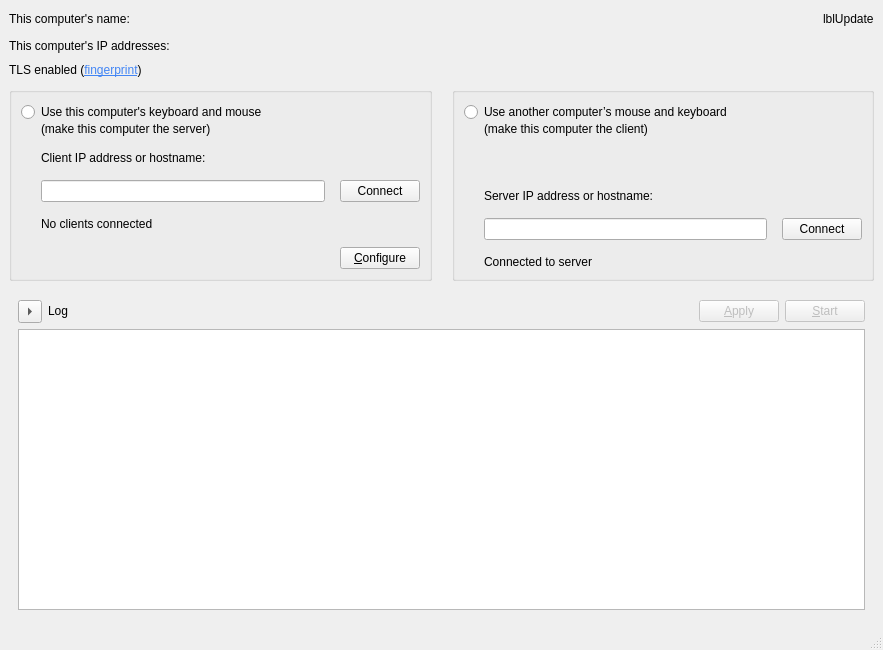
The window that src/apps/deskflow-gui/MainWindow.ui (deskflow/deskflow) describes before a commit, drawn with Qt 5.
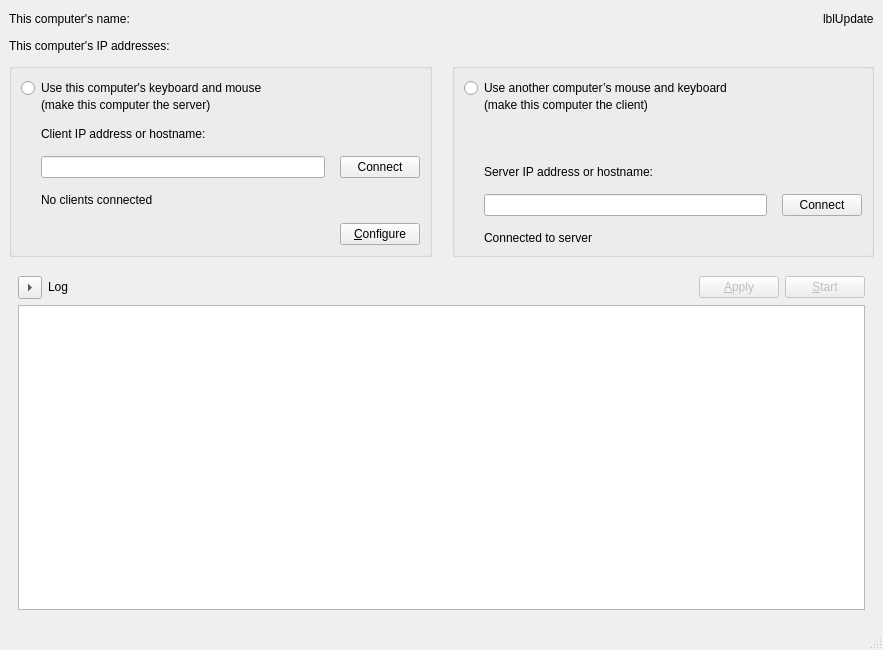
The same window after the commit. Custom widgets are drawn as their Qt base class.

Commit message: refactor: move Tls Label to status bar

The edit to the form file:
```diff
--- a/src/apps/deskflow-gui/MainWindow.ui
+++ b/src/apps/deskflow-gui/MainWindow.ui
@@ -89,22 +89,6 @@
       </property>
      </widget>
     </item>
-    <item>
-     <widget class="QLabel" name="lblMyFingerprint">
-      <property name="sizePolicy">
-       <sizepolicy hsizetype="Preferred" vsizetype="Fixed">
-        <horstretch>0</horstretch>
-        <verstretch>0</verstretch>
-       </sizepolicy>
-      </property>
-      <property name="text">
-       <string>&lt;html&gt;&lt;head/&gt;&lt;body&gt;&lt;p&gt;TLS enabled (&lt;a href=&quot;#&quot;&gt;&lt;span style=&quot; text-decoration: underline; color:#4285f4;&quot;&gt;fingerprint&lt;/span&gt;&lt;/a&gt;)&lt;/p&gt;&lt;/body&gt;&lt;/html&gt;</string>
-      </property>
-      <property name="textFormat">
-       <enum>Qt::TextFormat::RichText</enum>
-      </property>
-     </widget>
-    </item>
     <item>
      <widget class="QWidget" name="widgetModes" native="true">
       <property name="sizePolicy">
```
The commit also changes 2 other files.
